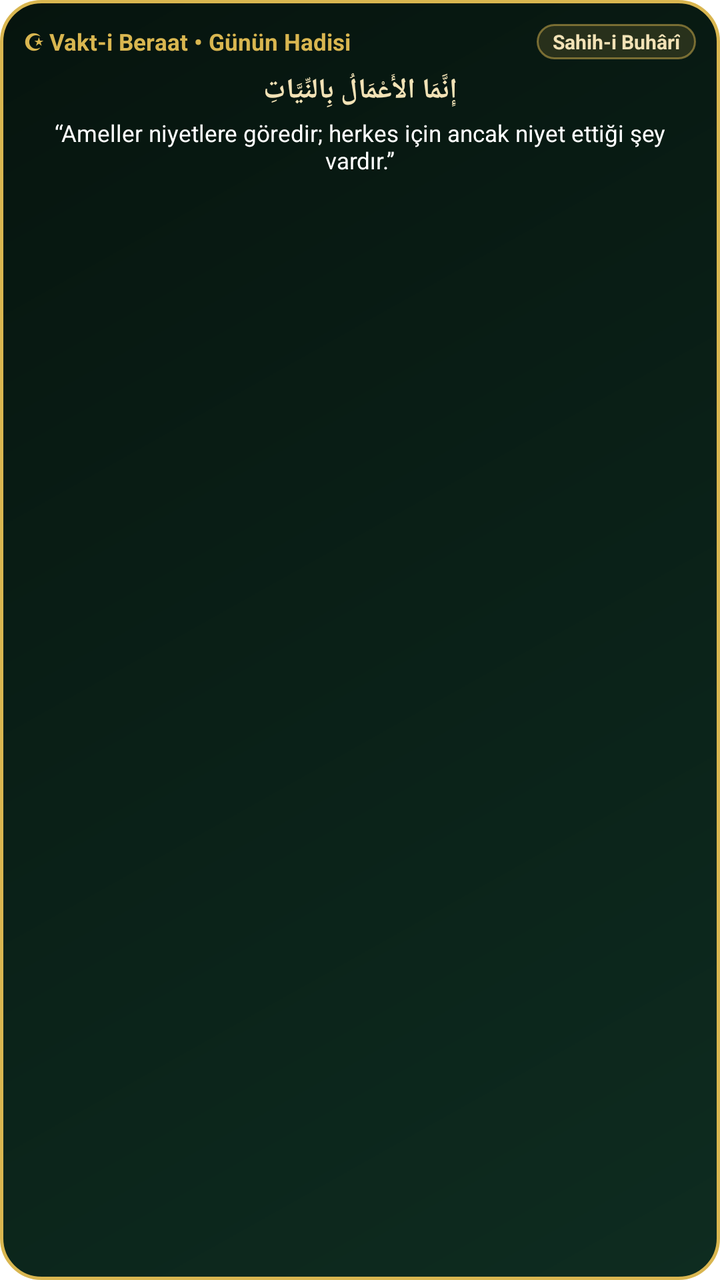
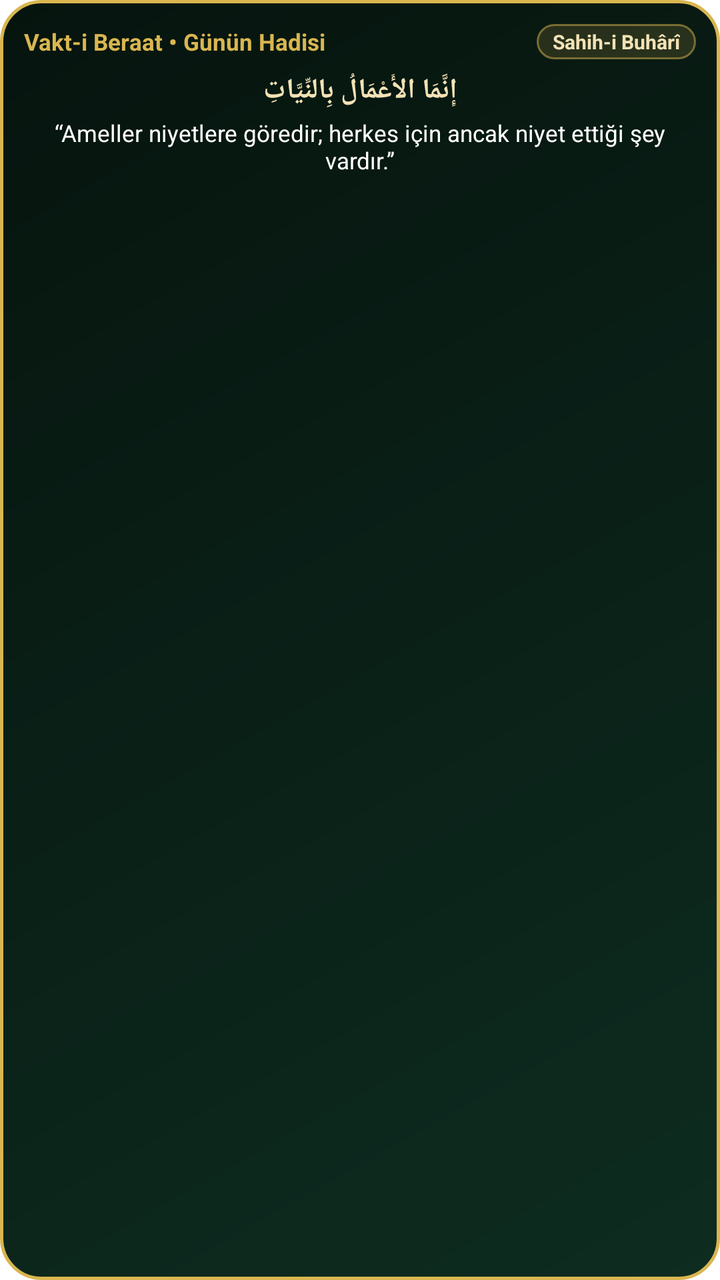

Screens rendered from an Android XML layout before and after an edit, with the pre-edit source and the edit as a unified diff.
<!-- AndroidManifest.xml: fallback theme Theme.MaterialComponents.DayNight.NoActionBar -->
<!-- res/layout/vakti_huzur_hadis_widget.xml -->
<?xml version="1.0" encoding="utf-8"?>
<LinearLayout xmlns:android="http://schemas.android.com/apk/res/android"
    android:id="@+id/widget_hadis_root"
    android:layout_width="match_parent"
    android:layout_height="match_parent"
    android:background="@drawable/widget_bg_emerald_gold"
    android:orientation="vertical"
    android:padding="12dp">

    <LinearLayout
        android:layout_width="match_parent"
        android:layout_height="wrap_content"
        android:gravity="center_vertical"
        android:orientation="horizontal">

        <TextView
            android:id="@+id/tv_hadis_widget_baslik"
            android:layout_width="0dp"
            android:layout_height="wrap_content"
            android:layout_weight="1"
            android:text="☪ Vakt-i Beraat • Günün Hadisi"
            android:textColor="#D9B650"
            android:textSize="11.5sp"
            android:textStyle="bold" />

        <TextView
            android:id="@+id/tv_hadis_widget_kaynak"
            android:layout_width="wrap_content"
            android:layout_height="wrap_content"
            android:background="@drawable/widget_badge_gold"
            android:paddingLeft="8dp"
            android:paddingTop="2dp"
            android:paddingRight="8dp"
            android:paddingBottom="2dp"
            android:text="Sahih-i Buhârî"
            android:textColor="#F2E2B6"
            android:textSize="10sp"
            android:textStyle="bold" />
    </LinearLayout>

    <TextView
        android:id="@+id/tv_hadis_widget_arapca"
        android:layout_width="match_parent"
        android:layout_height="wrap_content"
        android:layout_marginTop="6dp"
        android:ellipsize="end"
        android:gravity="center"
        android:maxLines="2"
        android:text="إِنَّمَا الأَعْمَالُ بِالنِّيَّاتِ"
        android:textColor="#F2E2B6"
        android:textSize="14sp"
        android:textStyle="bold" />

    <TextView
        android:id="@+id/tv_hadis_widget_meal"
        android:layout_width="match_parent"
        android:layout_height="wrap_content"
        android:layout_marginTop="4dp"
        android:ellipsize="end"
        android:gravity="center"
        android:maxLines="3"
        android:text="“Ameller niyetlere göredir; herkes için ancak niyet ettiği şey vardır.”"
        android:textColor="#FFFFFF"
        android:textSize="11.5sp" />
</LinearLayout>
<!-- resources referenced by this layout -->
<resources>
  <!-- drawable widget_badge_gold (drawable) -->
  <?xml version="1.0" encoding="utf-8"?>
  <shape xmlns:android="http://schemas.android.com/apk/res/android"
      android:shape="rectangle">
      <solid android:color="#26D9B650" />
      <corners android:radius="10dp" />
      <stroke
          android:width="1dp"
          android:color="#80D9B650" />
  </shape>
  <!-- drawable widget_bg_emerald_gold (drawable) -->
  <?xml version="1.0" encoding="utf-8"?>
  <shape xmlns:android="http://schemas.android.com/apk/res/android"
      android:shape="rectangle">
      <gradient
          android:angle="135"
          android:startColor="#0E2C20"
          android:centerColor="#0A2017"
          android:endColor="#06140E"
          android:type="linear" />
      <corners android:radius="20dp" />
      <stroke
          android:width="1.5dp"
          android:color="#D9B650" />
  </shape>
</resources>

<!-- the commit's change to res/layout/vakti_huzur_hadis_widget.xml (unified diff, before → after) -->
@@ -18,7 +18,7 @@
             android:layout_width="0dp"
             android:layout_height="wrap_content"
             android:layout_weight="1"
-            android:text="☪ Vakt-i Beraat • Günün Hadisi"
+            android:text="Vakt-i Beraat • Günün Hadisi"
             android:textColor="#D9B650"
             android:textSize="11.5sp"
             android:textStyle="bold" />
